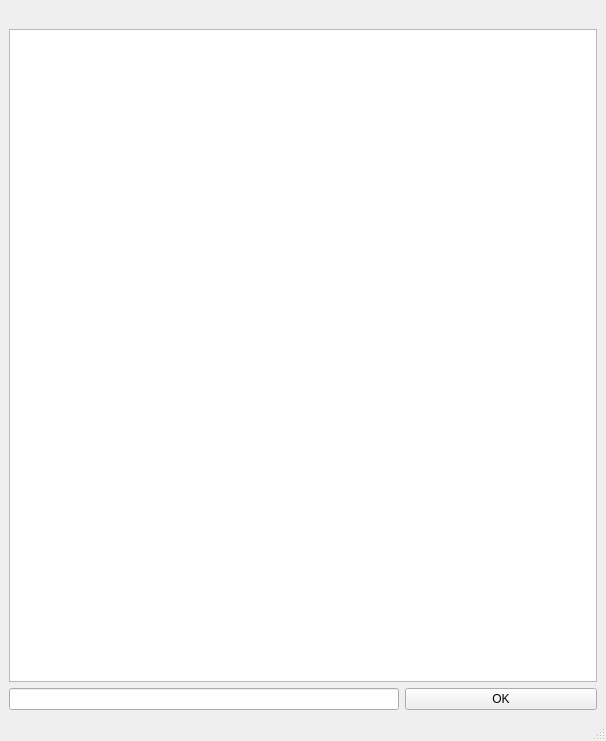
Qt form sugaroid/gui/ui/main.ui (sugaroidbot/sugaroid) before a commit.
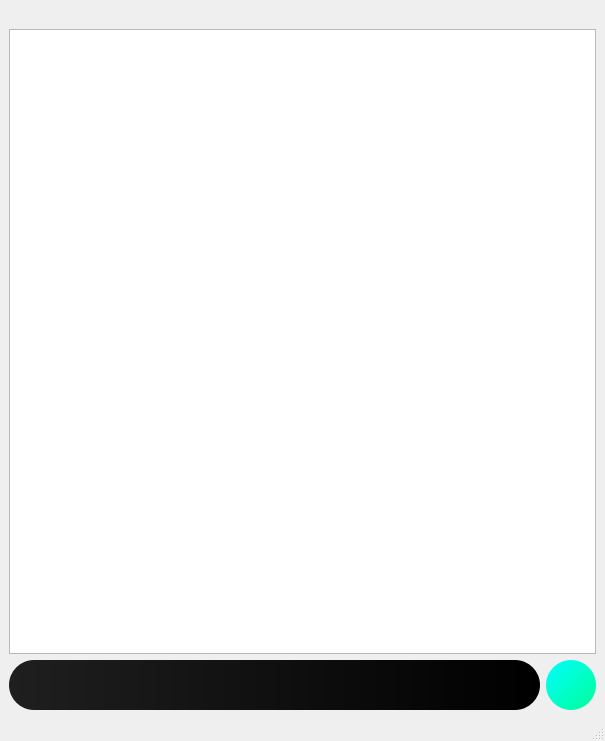
The same form after that commit. Icons and pictures are not drawn.

The edit to the form file:
```diff
--- a/sugaroid/gui/ui/main.ui
+++ b/sugaroid/gui/ui/main.ui
@@ -6,7 +6,7 @@
    <rect>
     <x>0</x>
     <y>0</y>
-    <width>606</width>
+    <width>605</width>
     <height>741</height>
    </rect>
   </property>
@@ -17,6 +17,28 @@
    <iconset resource="rsrc.qrc">
     <normaloff>:/home/sugaroid.png</normaloff>:/home/sugaroid.png</iconset>
   </property>
+  <property name="styleSheet">
+   <string notr="true">QPushButton {
+	border-radius: 25px;
+	background-color: qlineargradient(spread:pad, x1:0, y1:0, x2:1, y2:1, stop:0 rgba(0, 255, 255, 255), stop:1 rgba(0, 255, 152, 255));
+	color: rgb(0, 0, 0);
+}
+QPushButton:pressed {
+	border-radius: 25px;
+	background-color: qlineargradient(spread:pad, x1:0, y1:0, x2:1, y2:1, stop:0 rgba(0, 255, 255, 255), stop:1 rgba(0, 255, 152, 255));
+	color: rgb(0, 0, 0);
+}
+.QPushButton:hover {
+	border-radius: 25px;
+	background-color: qlineargradient(spread:pad, x1:0, y1:0, x2:1, y2:1, stop:0 rgba(0, 199, 199, 255), stop:1 rgba(0, 190, 113, 255));
+	color: rgb(0, 0, 0);
+ }
+QLineEdit {
+padding-left: 15px;
+	background-color: qlineargradient(spread:pad, x1:0, y1:0, x2:1, y2:0, stop:0 rgba(31, 31, 31, 255), stop:1 rgba(0, 0, 0, 255));
+		border-radius: 25px;
+}</string>
+  </property>
   <widget class="QWidget" name="centralwidget">
    <layout class="QVBoxLayout" name="verticalLayout">
     <item>
@@ -24,7 +46,50 @@
       <property name="sizeConstraint">
        <enum>QLayout::SetMaximumSize</enum>
       </property>
+      <item row="1" column="4">
+       <widget class="QLabel" name="label_3">
+        <property name="cursor">
+         <cursorShape>CrossCursor</cursorShape>
+        </property>
+        <property name="text">
+         <string/>
+        </property>
+       </widget>
+      </item>
       <item row="1" column="1">
+       <widget class="QLabel" name="label_2">
+        <property name="text">
+         <string/>
+        </property>
+       </widget>
+      </item>
+      <item row="3" column="4">
+       <widget class="QPushButton" name="push">
+        <property name="minimumSize">
+         <size>
+          <width>50</width>
+          <height>50</height>
+         </size>
+        </property>
+        <property name="maximumSize">
+         <size>
+          <width>50</width>
+          <height>16777215</height>
+         </size>
+        </property>
+        <property name="statusTip">
+         <string>Send your message</string>
+        </property>
+        <property name="text">
+         <string/>
+        </property>
+        <property name="icon">
+         <iconset resource="rsrc.qrc">
+          <normaloff>:/ux/send.png</normaloff>:/ux/send.png</iconset>
+        </property>
+       </widget>
+      </item>
+      <item row="1" column="2">
        <widget class="QLabel" name="label">
         <property name="maximumSize">
          <size>
@@ -52,21 +117,20 @@
         </property>
        </widget>
       </item>
-      <item row="3" column="2">
-       <widget class="QPushButton" name="push">
-        <property name="text">
-         <string>OK</string>
-        </property>
-       </widget>
-      </item>
       <item row="1" column="0">
-       <widget class="QLabel" name="label_2">
+       <widget class="QLabel" name="label_4">
+        <property name="maximumSize">
+         <size>
+          <width>50</width>
+          <height>16777215</height>
+         </size>
+        </property>
         <property name="text">
          <string/>
         </property>
        </widget>
       </item>
-      <item row="2" column="0" colspan="3">
+      <item row="2" column="0" colspan="5">
        <widget class="QListWidget" name="conv">
         <property name="font">
          <font>
@@ -91,13 +155,25 @@
         </property>
        </widget>
       </item>
-      <item row="3" column="0" colspan="2">
-       <widget class="QLineEdit" name="chatbox"/>
-      </item>
-      <item row="1" column="2">
-       <widget class="QLabel" name="label_3">
-        <property name="text">
-         <string/>
+      <item row="3" column="0" colspan="4">
+       <widget class="QLineEdit" name="chatbox">
+        <property name="minimumSize">
+         <size>
+          <width>50</width>
+          <height>50</height>
+         </size>
+        </property>
+        <property name="font">
+         <font>
+          <family>Titillium Web</family>
+          <pointsize>14</pointsize>
+         </font>
+        </property>
+        <property name="statusTip">
+         <string>Enter your message here</string>
+        </property>
+        <property name="clearButtonEnabled">
+         <bool>true</bool>
         </property>
        </widget>
       </item>
```
Left out of the diff: 8 changed lines with no effect on the pictures.
